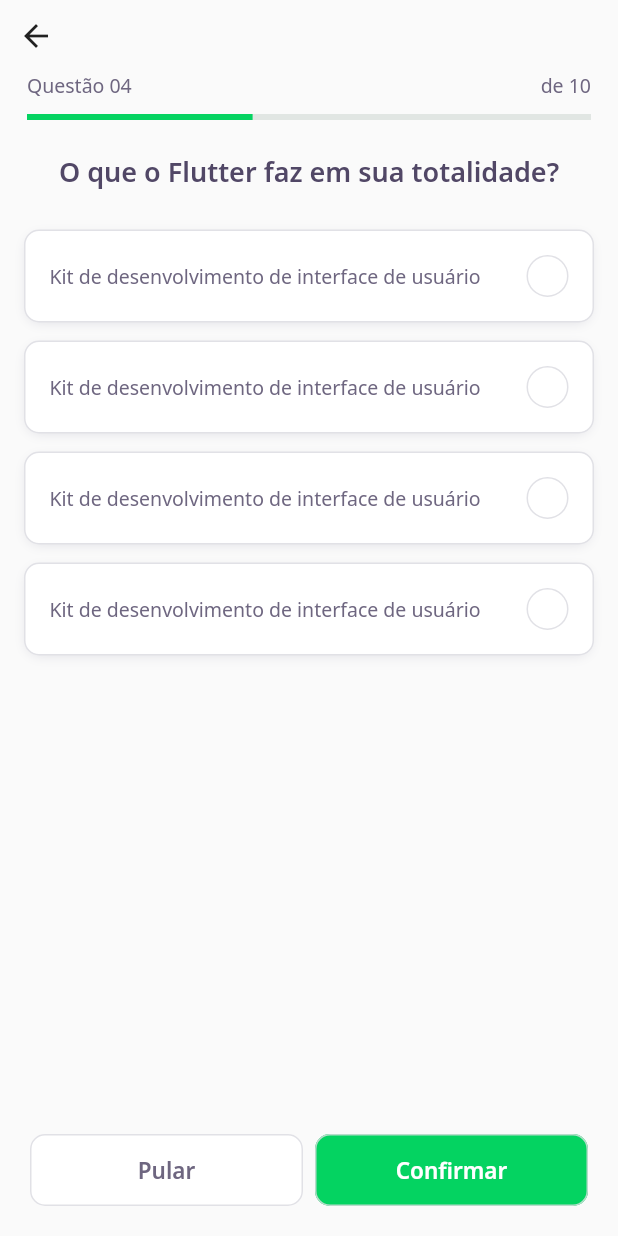
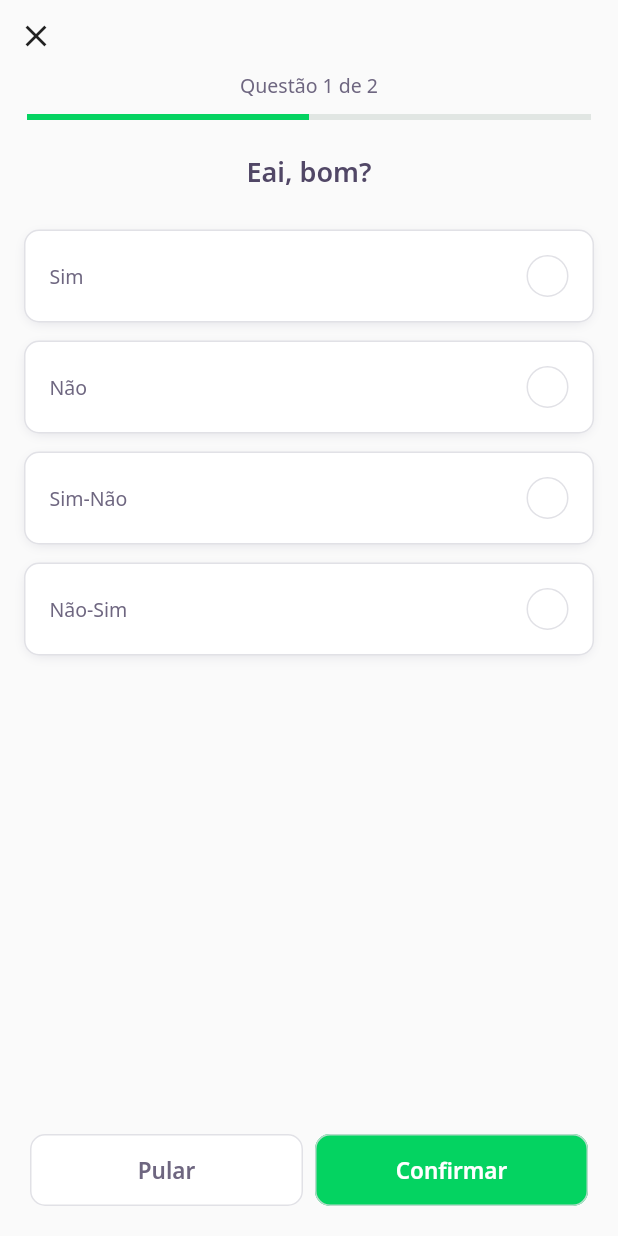
Before and after one commit to LucasHang/devquiz, a Flutter app: the screen it shows after launch, after a tap on "NLW #05 Flutter", on a phone screen of 412 x 824 dp. Run offline on Flutter 3.47's test engine with Material 2 defaults, Android fonts, the phone set to English and light mode, and no system bars; our stand-ins replace google_fonts; accounts and stored records are empty; network calls fail.

Commit message:
feat: created challengeController

```diff
--- a/assets/database/quizzes.json
+++ b/assets/database/quizzes.json
@@ -3,7 +3,7 @@
         "title": "NLW #05 Flutter",
         "imagem": "blocks",
         "level": "facil",
-        "questionAnswered": 1,
+        "questionsAnswered": 1,
         "questions": [
             {
                 "title": "Eai, bom?",
--- /dev/null
+++ b/lib/challenge/challenge_controller.dart
@@ -0,0 +1,9 @@
+import 'package:flutter/cupertino.dart';
+
+class ChallengeController {
+  final currentQuestionNotifier = ValueNotifier<int>(1);
+  int get currentQuestion => currentQuestionNotifier.value;
+  set currentQuestion(int value) => currentQuestionNotifier.value = value;
+
+  void onPageChanged(int newPageIndex) => currentQuestion = newPageIndex + 1;
+}
--- a/lib/challenge/challenge_page.dart
+++ b/lib/challenge/challenge_page.dart
@@ -1,16 +1,28 @@
+import 'package:devquiz/challenge/challenge_controller.dart';
 import 'package:devquiz/challenge/widgets/next_button/next_button_widget.dart';
 import 'package:devquiz/challenge/widgets/question_indicator/question_indicator_widget.dart';
 import 'package:devquiz/challenge/widgets/quiz/quiz_widget.dart';
+import 'package:devquiz/shared/models/question_model.dart';
 import 'package:flutter/material.dart';
 
 class ChallengePage extends StatefulWidget {
-  ChallengePage({Key? key}) : super(key: key);
+  final List<QuestionModel> questions;
+
+  ChallengePage({Key? key, required this.questions}) : super(key: key);
 
   @override
   _ChallengePageState createState() => _ChallengePageState();
 }
 
 class _ChallengePageState extends State<ChallengePage> {
+  final controller = ChallengeController();
+  final pageController = PageController();
+
+  @override
+  void initState() {
+    super.initState();
+  }
+
   @override
   Widget build(BuildContext context) {
     return Scaffold(
@@ -21,13 +33,27 @@ class _ChallengePageState extends State<ChallengePage> {
           child: Column(
             crossAxisAlignment: CrossAxisAlignment.start,
             children: [
-              BackButton(),
-              QuestionIndicatorWidget(),
+              IconButton(
+                icon: Icon(Icons.close),
+                onPressed: () => Navigator.pop(context),
+              ),
+              ValueListenableBuilder<int>(
+                valueListenable: controller.currentQuestionNotifier,
+                builder: (context, value, _) => QuestionIndicatorWidget(
+                  currentQuestion: value,
+                  questionsLength: widget.questions.length,
+                ),
+              ),
             ],
           ),
         ),
       ),
-      body: QuizWidget(title: "O que o Flutter faz em sua totalidade?"),
+      body: PageView(
+        physics: NeverScrollableScrollPhysics(),
+        controller: pageController,
+        onPageChanged: controller.onPageChanged,
+        children: widget.questions.map((e) => QuizWidget(question: e,)).toList(),
+      ),
       bottomNavigationBar: SafeArea(
         bottom: true,
         child: Padding(
@@ -38,7 +64,12 @@ class _ChallengePageState extends State<ChallengePage> {
               Expanded(
                 child: NextButtonWidget.white(
                   label: "Pular",
-                  onTap: () {},
+                  onTap: () {
+                    pageController.nextPage(
+                      duration: Duration(milliseconds: 300),
+                      curve: Curves.linear,
+                    );
+                  }
                 ),
               ),
               SizedBox(width: 8,),
--- a/lib/challenge/widgets/next_button/next_button_widget.dart
+++ b/lib/challenge/widgets/next_button/next_button_widget.dart
@@ -53,7 +53,7 @@ class NextButtonWidget extends StatelessWidget {
             )
           ),
         ),
-        onPressed: () {},
+        onPressed: onTap,
         child: Text(
           label,
           style: GoogleFonts.notoSans(
--- a/lib/challenge/widgets/question_indicator/question_indicator_widget.dart
+++ b/lib/challenge/widgets/question_indicator/question_indicator_widget.dart
@@ -3,6 +3,15 @@ import 'package:devquiz/shared/widgets/progress_indicator/progress_indicator_wid
 import 'package:flutter/material.dart';
 
 class QuestionIndicatorWidget extends StatelessWidget {
+  final int currentQuestion;
+  final int questionsLength;
+
+  QuestionIndicatorWidget({
+    Key? key,
+    required this.currentQuestion,
+    required this.questionsLength,
+  });
+
   @override
   Widget build(BuildContext context) {
     return Container(
@@ -11,15 +20,15 @@ class QuestionIndicatorWidget extends StatelessWidget {
         mainAxisAlignment: MainAxisAlignment.center,
         children: [
           Row(
-            mainAxisAlignment: MainAxisAlignment.spaceBetween,
+            mainAxisAlignment: MainAxisAlignment.center,
             children: [
-              Text("Questão 04", style: AppTextStyles.body,),
-              Text("de 10", style: AppTextStyles.body,),
+              Text("Questão $currentQuestion", style: AppTextStyles.body,),
+              Text(" de $questionsLength", style: AppTextStyles.body,),
             ],
           ),
           SizedBox(height: 10,),
           ProgressIndicatorWidget(
-            value: 0.4,
+            value: currentQuestion/questionsLength,
           ),
         ],
       ),
--- a/lib/challenge/widgets/quiz/quiz_widget.dart
+++ b/lib/challenge/widgets/quiz/quiz_widget.dart
@@ -1,10 +1,12 @@
 import 'package:devquiz/challenge/widgets/answer/answer_widget.dart';
 import 'package:devquiz/core/core.dart';
+import 'package:devquiz/shared/models/question_model.dart';
 import 'package:flutter/material.dart';
 
 class QuizWidget extends StatelessWidget {
-  final String title;
-  const QuizWidget({Key? key, required this.title}) : super(key: key);
+  final QuestionModel question;
+
+  const QuizWidget({Key? key, required this.question}) : super(key: key);
 
   @override
   Widget build(BuildContext context) {
@@ -12,14 +14,18 @@ class QuizWidget extends StatelessWidget {
       padding: const EdgeInsets.all(16),
       child: Column(
         children: [
-          Text(title, style: AppTextStyles.heading, textAlign: TextAlign.center,),
+          Text(
+            question.title,
+            style: AppTextStyles.heading,
+            textAlign: TextAlign.center,
+          ),
           SizedBox(
             height: 20,
           ),
-          AnswerWidget(title: "Kit de desenvolvimento de interface de usuário"),
-          AnswerWidget(title: "Kit de desenvolvimento de interface de usuário"),
-          AnswerWidget(title: "Kit de desenvolvimento de interface de usuário"),
-          AnswerWidget(title: "Kit de desenvolvimento de interface de usuário"),
+          ...question.answers.map((e) => AnswerWidget(
+            title: e.title,
+            isRight: e.isRight,
+          )).toList(),
         ],
       ),
     );
--- a/lib/home/home_page.dart
+++ b/lib/home/home_page.dart
@@ -62,13 +62,15 @@ class _HomePageState extends State<HomePage> {
               padding: const EdgeInsets.symmetric(horizontal: 18),
               children: controller.quizzes!.map((e) => QuizCardWidget(
                 title: e.title,
-                questionsQuantity: e.questions.length,
-                questionAnsweredQuantity: e.questionAnswered,
+                questionsLength: e.questions.length,
+                questionsAnsweredLength: e.questionsAnswered,
                 onTap: () {
                   Navigator.push(
                     context,
                     MaterialPageRoute(
-                      builder: (context) => ChallengePage(),
+                      builder: (context) => ChallengePage(
+                        questions: e.questions,
+                      ),
                     )
                   );
                 },
--- a/lib/home/widgets/quiz_card/quiz_card_widget.dart
+++ b/lib/home/widgets/quiz_card/quiz_card_widget.dart
@@ -7,15 +7,15 @@ import 'package:flutter/material.dart';
 
 class QuizCardWidget extends StatelessWidget {
   final String title;
-  final int questionsQuantity;
-  final int questionAnsweredQuantity;
+  final int questionsLength;
+  final int questionsAnsweredLength;
   final VoidCallback onTap;
 
   const QuizCardWidget({
     Key? key,
     required this.title,
-    required this.questionsQuantity,
-    this.questionAnsweredQuantity = 0,
+    required this.questionsLength,
+    this.questionsAnsweredLength = 0,
     required this.onTap,
   }) : super(key: key);
 
@@ -42,14 +42,14 @@ class QuizCardWidget extends StatelessWidget {
             crossAxisAlignment: CrossAxisAlignment.start,
             children: [
               Text(
-                "$questionAnsweredQuantity de $questionsQuantity",
+                "$questionsAnsweredLength de $questionsLength",
                 style: AppTextStyles.body11
               ),
               SizedBox(height: 2,),
               Container(
                 height: 5,
                 child: ProgressIndicatorWidget(
-                  value: (questionAnsweredQuantity/questionsQuantity),
+                  value: (questionsAnsweredLength/questionsLength),
                 ),
                 decoration: BoxDecoration(
                   borderRadius: BorderRadius.circular(1.5),
--- a/lib/shared/models/quiz_model.dart
+++ b/lib/shared/models/quiz_model.dart
@@ -30,14 +30,14 @@ extension LevelExt on Level {
 class QuizModel {
   final String title;
   final List<QuestionModel> questions;
-  final int questionAnswered;
+  final int questionsAnswered;
   final String imagem;
   final Level level;
 
   QuizModel({
     required this.title,
     required this.questions,
-    this.questionAnswered = 0,
+    this.questionsAnswered = 0,
     required this.imagem,
     required this.level,
   });
@@ -46,7 +46,7 @@ class QuizModel {
     return {
       'title': title,
       'questions': questions.map((x) => x.toMap()).toList(),
-      'questionAnswered': questionAnswered,
+      'questionsAnswered': questionsAnswered,
       'imagem': imagem,
       'level': level.asString,
     };
@@ -56,7 +56,7 @@ class QuizModel {
     return QuizModel(
       title: map['title'],
       questions: List<QuestionModel>.from(map['questions']?.map((x) => QuestionModel.fromMap(x))),
-      questionAnswered: map['questionAnswered'],
+      questionsAnswered: map['questionsAnswered'],
       imagem: map['imagem'],
       level: map['level'].toString().asLevel,
     );
```
